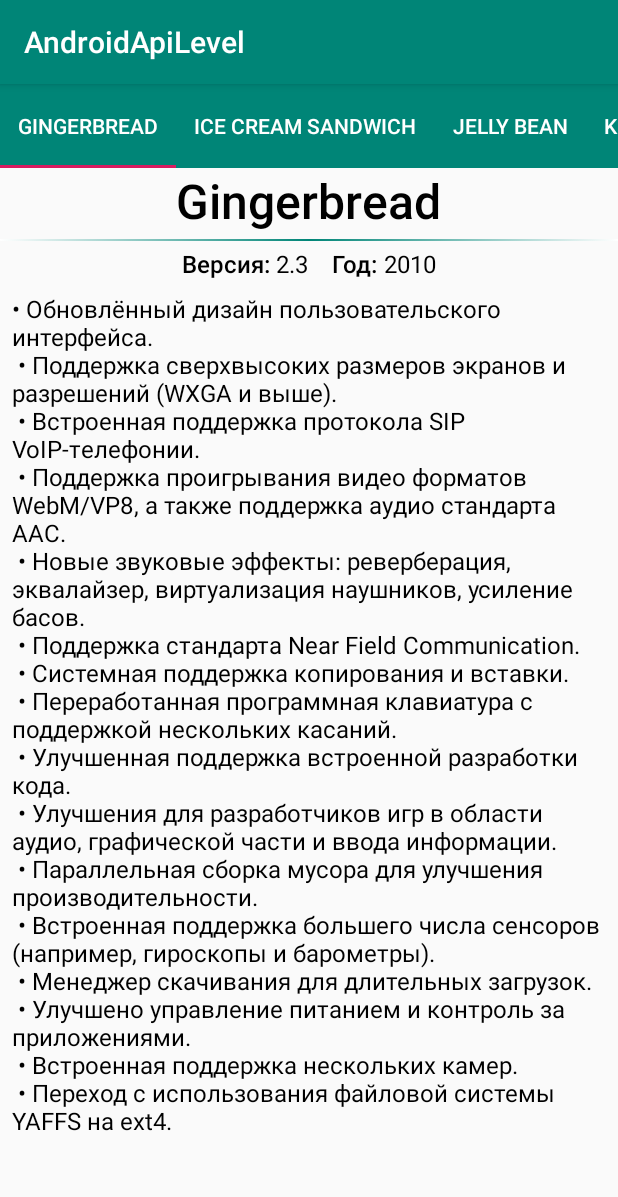
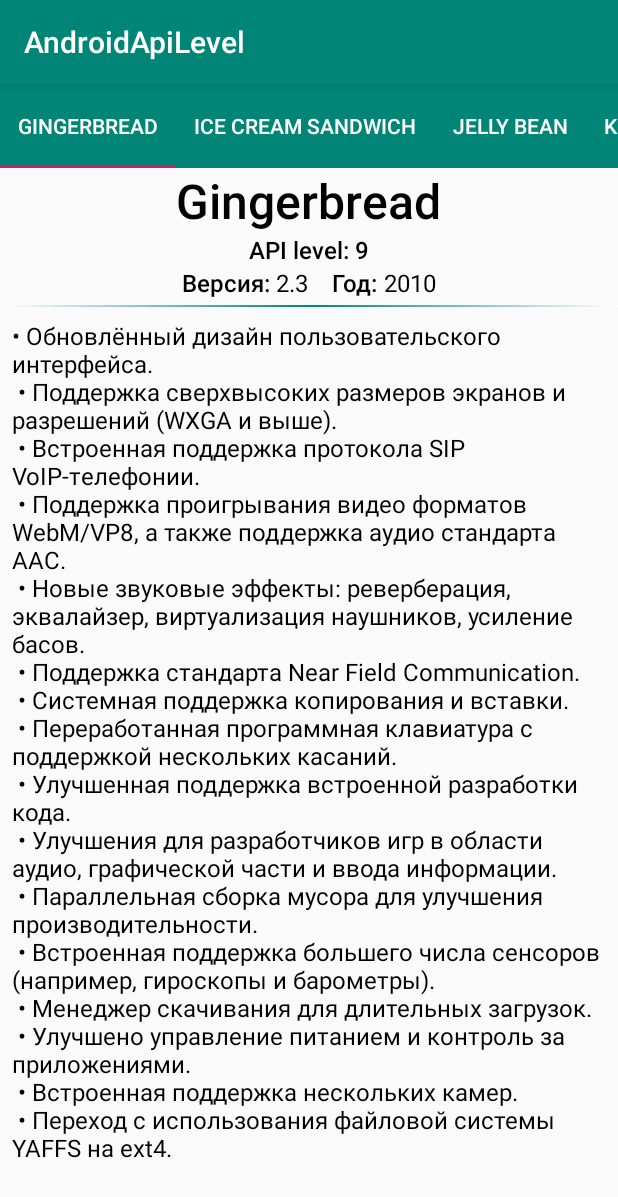
Before and after one commit to Optimusflash/ViewPagerTest, an Android app: the screen it shows after launch (MainActivity), on a phone screen of 412 x 824 dp. Shown: the top 1197 px of the screen. Run offline under Robolectric (Android 15) with nearby library versions, the phone set to English and light mode, and no system bars.

Commit message:
added api level field

```diff
--- a/app/src/main/java/com/optimus/androidapilevel/models/ApiLevel.kt
+++ b/app/src/main/java/com/optimus/androidapilevel/models/ApiLevel.kt
@@ -7,9 +7,10 @@ import java.time.Year
  */
 data class ApiLevel(
     val id: Int,
-    val version: Float,
+    val level: String,
+    val version: String,
     val name: String,
-    val year: Int,
+    val year: String,
     val description: Int
 ) {
 }
--- a/app/src/main/java/com/optimus/androidapilevel/ui/fragments/ApiLevelFragment.kt
+++ b/app/src/main/java/com/optimus/androidapilevel/ui/fragments/ApiLevelFragment.kt
@@ -43,8 +43,9 @@ class ApiLevelFragment : Fragment() {
         apiLevelId?.let {
             DataGenerator.getApiLevelById(it)?.let {apiLevel ->
                 tv_api_title.text = apiLevel.name
-                tv_api_version.text = apiLevel.version.toString()
-                tv_api_year.text = apiLevel.year.toString()
+                tv_api_level.text = apiLevel.level
+                tv_api_version.text = apiLevel.version
+                tv_api_year.text = apiLevel.year
                 tv_api_description.text = view.resources.getString(apiLevel.description)
             }
         }
--- a/app/src/main/java/com/optimus/androidapilevel/utils/DataGenerator.kt
+++ b/app/src/main/java/com/optimus/androidapilevel/utils/DataGenerator.kt
@@ -12,16 +12,16 @@ object DataGenerator {
 
     fun generateAndroidApiLevels(): List<ApiLevel> {
          apiLevels = mutableListOf(
-            ApiLevel(1,2.3f, "Gingerbread", 2010, R.string.gingerbread_description),
-            ApiLevel(2,4.0f, "Ice Cream Sandwich", 2011, R.string.ice_cream_sandwich_description),
-            ApiLevel(3,4.1f, "Jelly Bean", 2012, R.string.jelly_bean_description),
-            ApiLevel(4,4.4f, "KitKat", 2010, R.string.kitKat_description),
-            ApiLevel(5,5.0f, "Lollipop", 2014, R.string.lollipop_description),
-            ApiLevel(6,6.0f, "Marshmallow", 2015, R.string.marshmallow_description),
-            ApiLevel(7,7.0f, "Nougat", 2016, R.string.nougat_description),
-            ApiLevel(8,8.0f, "Oreo", 2016, R.string.oreo_description),
-            ApiLevel(9,9.0f, "Pie", 2018, R.string.pie_description),
-            ApiLevel(10,10.0f, "Android 10", 2019, R.string.android_10_description)
+            ApiLevel(1,"9","2.3", "Gingerbread", "2010", R.string.gingerbread_description),
+            ApiLevel(2,"14","4.0", "Ice Cream Sandwich", "2011", R.string.ice_cream_sandwich_description),
+            ApiLevel(3,"16","4.1", "Jelly Bean", "2012", R.string.jelly_bean_description),
+            ApiLevel(4,"19","4.4", "KitKat", "2010", R.string.kitKat_description),
+            ApiLevel(5,"21","5.0", "Lollipop", "2014", R.string.lollipop_description),
+            ApiLevel(6,"23","6.0", "Marshmallow", "2015", R.string.marshmallow_description),
+            ApiLevel(7,"24","7.0", "Nougat", "2016", R.string.nougat_description),
+            ApiLevel(8,"26","8.0", "Oreo", "2016", R.string.oreo_description),
+            ApiLevel(9,"28","9.0", "Pie", "2018", R.string.pie_description),
+            ApiLevel(10,"29","10.0", "Android 10", "2019", R.string.android_10_description)
             )
         return apiLevels
     }
--- a/app/src/main/res/layout/fragment_api_level.xml
+++ b/app/src/main/res/layout/fragment_api_level.xml
@@ -21,12 +21,33 @@
                 android:textSize="32sp"
                 tools:text="Oreo" />
 
-            <View
+            <LinearLayout
                 android:layout_width="match_parent"
-                android:layout_height="1dp"
-                android:layout_marginTop="4dp"
-                android:layout_marginBottom="4dp"
-                android:background="@drawable/divider"/>
+                android:layout_height="wrap_content"
+                android:orientation="horizontal"
+                android:gravity="center">
+
+                <TextView
+                    android:layout_width="wrap_content"
+                    android:layout_height="wrap_content"
+                    android:fontFamily="sans-serif-medium"
+                    android:textColor="@android:color/black"
+                    android:layout_marginEnd="4dp"
+                    android:textSize="16sp"
+                    android:text="API level:" />
+
+                <TextView
+                    android:id="@+id/tv_api_level"
+                    android:layout_width="wrap_content"
+                    android:layout_height="wrap_content"
+                    android:fontFamily="sans-serif-medium"
+                    android:textColor="@android:color/black"
+                    android:textSize="16sp"
+                    tools:text="26" />
+            </LinearLayout>
+
+
+
 
             <LinearLayout
                 android:layout_width="wrap_content"
@@ -70,6 +91,12 @@
                     tools:text="2017" />
             </LinearLayout>
 
+            <View
+                android:layout_width="match_parent"
+                android:layout_height="1dp"
+                android:layout_marginTop="4dp"
+                android:background="@drawable/divider"/>
+
         <TextView
             android:id="@+id/tv_api_description"
             android:layout_width="match_parent"
```
